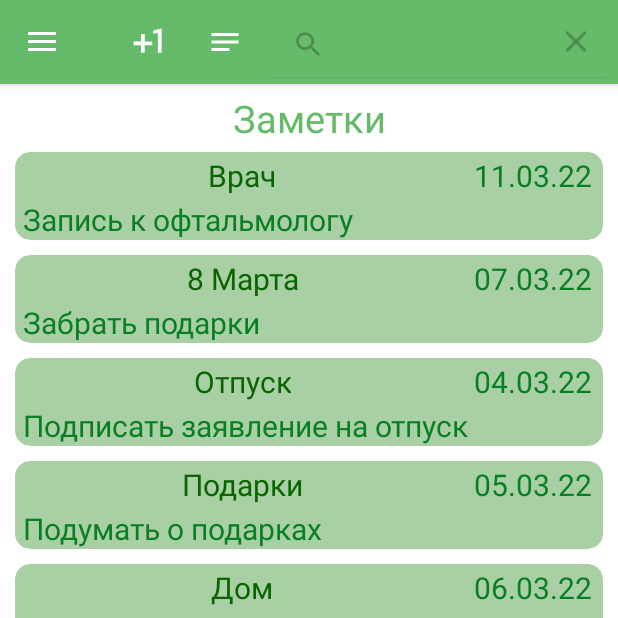
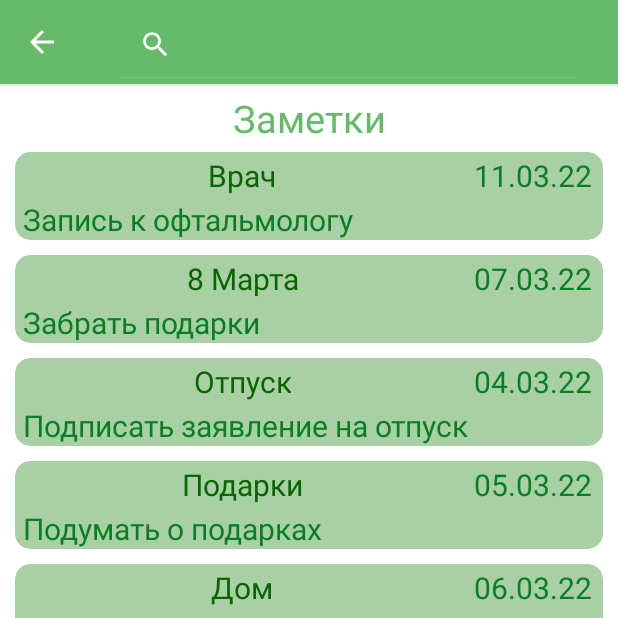
Before and after one commit to EgorVeber/NotesJava, an Android app: the screen it shows after launch (MainActivity), after a tap on "Search", on a phone screen of 412 x 824 dp, the top half of it. Run offline under Robolectric (Android 15) with nearby library versions, the phone set to English and light mode, and no system bars; 3 other taps on this screen came first.

Commit message:
Есть фильтр не рабочий и фрагменты сломались

```diff
--- a/app/src/main/java/ru/gb/veber/homework_6_notes/java/MainActivity.java
+++ b/app/src/main/java/ru/gb/veber/homework_6_notes/java/MainActivity.java
@@ -5,6 +5,7 @@ import androidx.appcompat.app.ActionBarDrawerToggle;
 import androidx.appcompat.app.AppCompatActivity;
 import androidx.appcompat.widget.SearchView;
 import androidx.appcompat.widget.Toolbar;
+import androidx.core.view.MenuItemCompat;
 import androidx.drawerlayout.widget.DrawerLayout;
 import androidx.fragment.app.Fragment;
 import androidx.fragment.app.FragmentManager;
@@ -44,6 +45,11 @@ public class MainActivity extends AppCompatActivity implements SearchView.OnQuer
 
     private TextView item_count;
     private TextView profile_name;
+
+    MenuItem item_plus;
+    MenuItem item_reverse;
+    MenuItem item_sort_id;
+    MenuItem item_sort_name;
 
     @Override
     protected void onCreate(Bundle savedInstanceState) {
@@ -122,9 +128,31 @@ public class MainActivity extends AppCompatActivity implements SearchView.OnQuer
     @Override
     public boolean onCreateOptionsMenu(Menu menu) {
         getMenuInflater().inflate(R.menu.menu_toolbar_main,menu);
+        item_plus = menu.findItem(R.id.add_item_toolbar_main);
+        item_reverse = menu.findItem(R.id.sort_reverse_toolbar_main);
+        item_sort_id = menu.findItem(R.id.sort_id_toolbar_main);
+        item_sort_name= menu.findItem(R.id.sort_name_toolbar_main);
+
         final MenuItem searchItem = menu.findItem(R.id.search_toolbar_main);
         final SearchView searchView = (SearchView) searchItem.getActionView();
         searchView.setOnQueryTextListener(this);
+        Log.d(TAG, "onCreateOptionsMenu() called with: menu = [" + menu + "]");
+
+        MenuItemCompat.setOnActionExpandListener(searchItem, new MenuItemCompat.OnActionExpandListener() {
+            @Override
+            public boolean onMenuItemActionExpand(MenuItem item) {
+                return true;
+            }
+
+            @Override
+            public boolean onMenuItemActionCollapse(MenuItem item) {
+                item_plus.setVisible(true);
+                item_reverse.setVisible(true);
+                item_sort_id.setVisible(true);
+                item_sort_name.setVisible(true);
+                return true;
+            }
+        });
         return super.onCreateOptionsMenu(menu);
     }
     @Override
@@ -147,6 +175,12 @@ public class MainActivity extends AppCompatActivity implements SearchView.OnQuer
             case R.id.sort_id_toolbar_main:
                 fragment.sortId();
                 return toastMessage("Изначальный список");
+            case R.id.search_toolbar_main:
+                item_plus.setVisible(false);
+                item_reverse.setVisible(false);
+                item_sort_name.setVisible(false);
+                item_sort_id.setVisible(false);
+                break;
         }
         return super.onOptionsItemSelected(item);
     }
@@ -180,14 +214,14 @@ public class MainActivity extends AppCompatActivity implements SearchView.OnQuer
             finish(); //TODO 9 ДЗ
         super.onBackPressed();
     }
-
     @Override
     public boolean onQueryTextSubmit(String query) {
-        return false;
+        Log.d(TAG, "onQueryTextSubmit() called with: query = [" + query + "]");
+        return true;
     }
-
     @Override
     public boolean onQueryTextChange(String newText) {
-        return false;
+        fragment.getAdapter().getFilter().filter(newText);
+        return true;
     }
 }
--- a/app/src/main/java/ru/gb/veber/homework_6_notes/java/MainFragment.java
+++ b/app/src/main/java/ru/gb/veber/homework_6_notes/java/MainFragment.java
@@ -1,29 +1,19 @@
 package ru.gb.veber.homework_6_notes.java;
 
-import android.content.Context;
-import android.content.SharedPreferences;
 import android.content.res.Configuration;
 import android.os.Bundle;
-import android.util.Log;
 import android.view.LayoutInflater;
 import android.view.View;
 import android.view.ViewGroup;
-import android.widget.ArrayAdapter;
 import android.widget.TextView;
-import android.widget.Toast;
 
 import androidx.annotation.NonNull;
 import androidx.annotation.Nullable;
-import androidx.appcompat.widget.PopupMenu;
 import androidx.fragment.app.Fragment;
 import androidx.fragment.app.FragmentManager;
 import androidx.recyclerview.widget.DividerItemDecoration;
 import androidx.recyclerview.widget.LinearLayoutManager;
 import androidx.recyclerview.widget.RecyclerView;
-
-import com.google.android.material.navigation.NavigationView;
-
-import java.util.List;
 
 import ru.gb.veber.homework_6_notes.R;
 import ru.gb.veber.homework_6_notes.notes.CardNote;
@@ -157,4 +147,8 @@ public class MainFragment extends Fragment implements AdapterNote.OnNoteClickLis
         return getResources().getConfiguration().orientation
                 == Configuration.ORIENTATION_LANDSCAPE;
     }
+
+    public AdapterNote getAdapter() {
+        return adapters;
+    }
 }
--- a/app/src/main/java/ru/gb/veber/homework_6_notes/recycler/AdapterNote.java
+++ b/app/src/main/java/ru/gb/veber/homework_6_notes/recycler/AdapterNote.java
@@ -4,29 +4,33 @@ import android.content.Context;
 import android.view.LayoutInflater;
 import android.view.View;
 import android.view.ViewGroup;
+import android.widget.Filter;
+import android.widget.Filterable;
 
 import androidx.annotation.NonNull;
 import androidx.recyclerview.widget.RecyclerView;
 
 import java.util.ArrayList;
 import java.util.List;
+import java.util.Locale;
 
 import ru.gb.veber.homework_6_notes.R;
 import ru.gb.veber.homework_6_notes.notes.CardNote;
 
-public class AdapterNote extends RecyclerView.Adapter<HolderNote> {
+public class AdapterNote extends RecyclerView.Adapter<HolderNote> implements Filterable {
 
     private List<CardNote> notes = new ArrayList<>();//
+    private List<CardNote> notesFull;
 
     @NonNull
     @Override
     public HolderNote onCreateViewHolder(@NonNull ViewGroup parent, int viewType) {
-        Context context=parent.getContext();
+        Context context = parent.getContext();
 
         LayoutInflater layoutInflater = LayoutInflater.from(context);
-        View view= layoutInflater.inflate(R.layout.card_note_item,parent,false); // в какой элемент надуваем
+        View view = layoutInflater.inflate(R.layout.card_note_item, parent, false); // в какой элемент надуваем
 
-        return new HolderNote(view,listner);//view нужен чтобы создать Holder который будет сожержать
+        return new HolderNote(view, listner);//view нужен чтобы создать Holder который будет сожержать
     }
 
     @Override
@@ -40,19 +44,57 @@ public class AdapterNote extends RecyclerView.Adapter<HolderNote> {
     }
 
     public void SetNote(List<CardNote> notes) {
-        this.notes= notes;
+        this.notes = notes;
+        notesFull = new ArrayList<>(notes);
         notifyDataSetChanged();// Нужео перерисвать уведомление
     }
-    public interface OnNoteClickListner
-    {
+
+
+    public interface OnNoteClickListner {
         void onNoteClick(CardNote note);
+
         //TODO потом убрать
         void onLondNoteClick(CardNote note);
     }
+
     private OnNoteClickListner listner;//Экземпляр
 
-    public void setOnNoteCliclListner(OnNoteClickListner listner)
-    {
-        this.listner=listner;
+    public void setOnNoteCliclListner(OnNoteClickListner listner) {
+        this.listner = listner;
     }
+
+
+    //New
+
+    @Override
+    public Filter getFilter() {
+        return examplFilter;
+    }
+
+    private Filter examplFilter = new Filter() {
+        @Override
+        protected FilterResults performFiltering(CharSequence constraint) {
+            List<CardNote> filterList = new ArrayList<>();
+            if (constraint == null || constraint.length() == 0)
+                filterList.addAll(notesFull);
+            else {
+                String filterPattern = constraint.toString().toLowerCase().trim();
+                for (CardNote note : notesFull) {
+                    //startsWith
+                    if (note.getCountry().toLowerCase().contains(filterPattern))
+                        filterList.add(note);
+                }
+            }
+            FilterResults filterResults = new FilterResults();
+            filterResults.values = filterList;
+            return filterResults;
+        }
+
+        @Override
+        protected void publishResults(CharSequence charSequence, FilterResults filterResults) {
+            notes.clear();
+            notes.addAll((List) filterResults.values);
+            notifyDataSetChanged();
+        }
+    };
 }
--- a/app/src/main/res/layout/activity_main.xml
+++ b/app/src/main/res/layout/activity_main.xml
@@ -23,6 +23,7 @@
                 android:layout_height="?attr/actionBarSize"
                 android:background="?attr/colorPrimary"
                 app:menu="@menu/menu_toolbar_main"
+                android:theme="@style/ActionBarThemeOverlay"
                 app:subtitle="ListNotes"
                 app:subtitleTextColor="@color/white"
                 app:title="@string/app_name"
--- a/app/src/main/res/menu/menu_toolbar_main.xml
+++ b/app/src/main/res/menu/menu_toolbar_main.xml
@@ -15,8 +15,9 @@
         android:icon="@drawable/ic_baseline_notes_24"/>
     <item
         android:id="@+id/search_toolbar_main"
-        app:showAsAction="always"
+        app:showAsAction="always|collapseActionView"
         android:title="Search"
+        android:icon="@drawable/ic_baseline_search_24"
         app:actionViewClass="androidx.appcompat.widget.SearchView"
         android:orderInCategory="3"
         />
--- a/app/src/main/res/values/styles.xml
+++ b/app/src/main/res/values/styles.xml
@@ -125,4 +125,19 @@
         <item name="color">#9263D3</item>
     </style>
 
+    <style name="MySearchViewStyle" parent="Widget.AppCompat.SearchView">
+        <!-- Background for the search query section (e.g. EditText) -->
+        <item name="actionMenuTextColor">@color/white</item>
+        <item name="android:statusBarColor">@color/white</item>
+        <!-- Background for the actions section (e.g. voice, submit) -->
+        <item name="autoCompleteTextViewStyle">@color/white</item>
+        <item name="android:textAppearanceSearchResultTitle">@color/white</item>
+    </style>
+
+    <style name="ActionBarThemeOverlay">
+        <item name="android:textColorPrimary">@color/white</item>
+        <item name="colorControlNormal">@color/white</item>
+        <item name="colorControlHighlight">@color/white</item>
+        <item name="android:textColorHint">@color/white</item>
+    </style>
 </resources>
--- a/app/src/main/res/values/themes.xml
+++ b/app/src/main/res/values/themes.xml
@@ -19,8 +19,9 @@
 
         <item name="android:itemTextAppearance">@style/myCustomMenuTextAppearance</item>
         <item name="cardViewStyle">@style/card_style</item>
+        <item name="searchViewStyle">@style/MySearchViewStyle</item>
 
-        <!-- Customize your theme here. -->
+        <!-- <item name="searchViewStyle">@style/MySearchViewStyle</item> -->
     </style>
     <style name="Theme.Homework_6_notes.Test" >
         <item name="colorPrimary">@color/ThemeCustom2colorPrimary</item>
```
